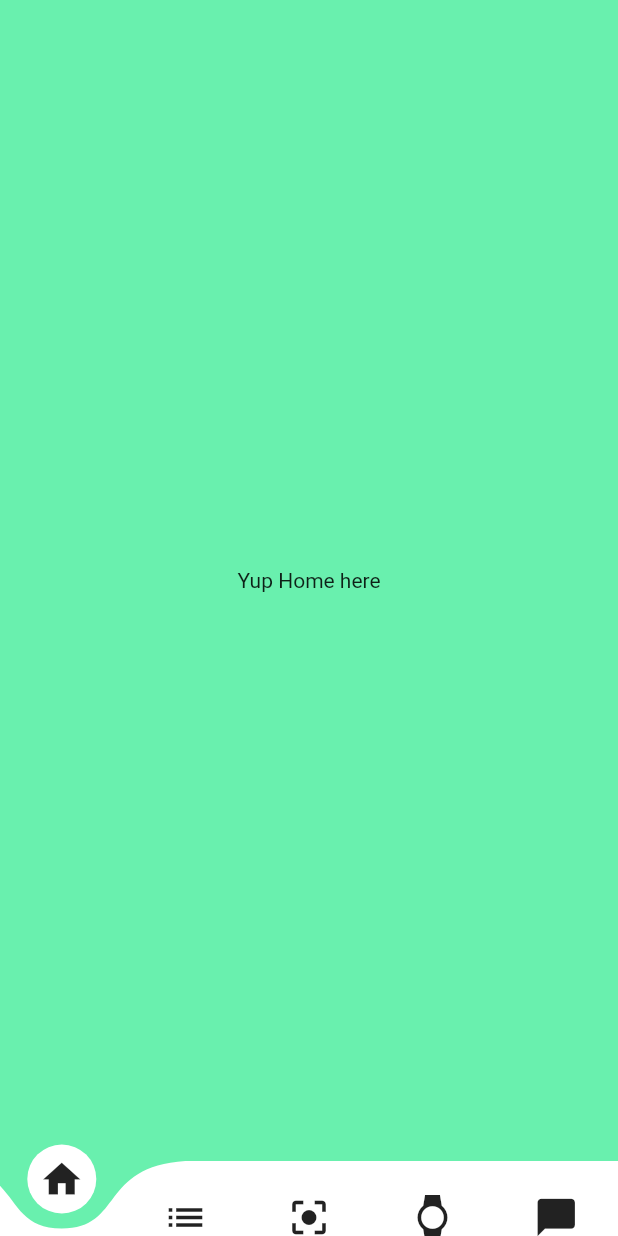
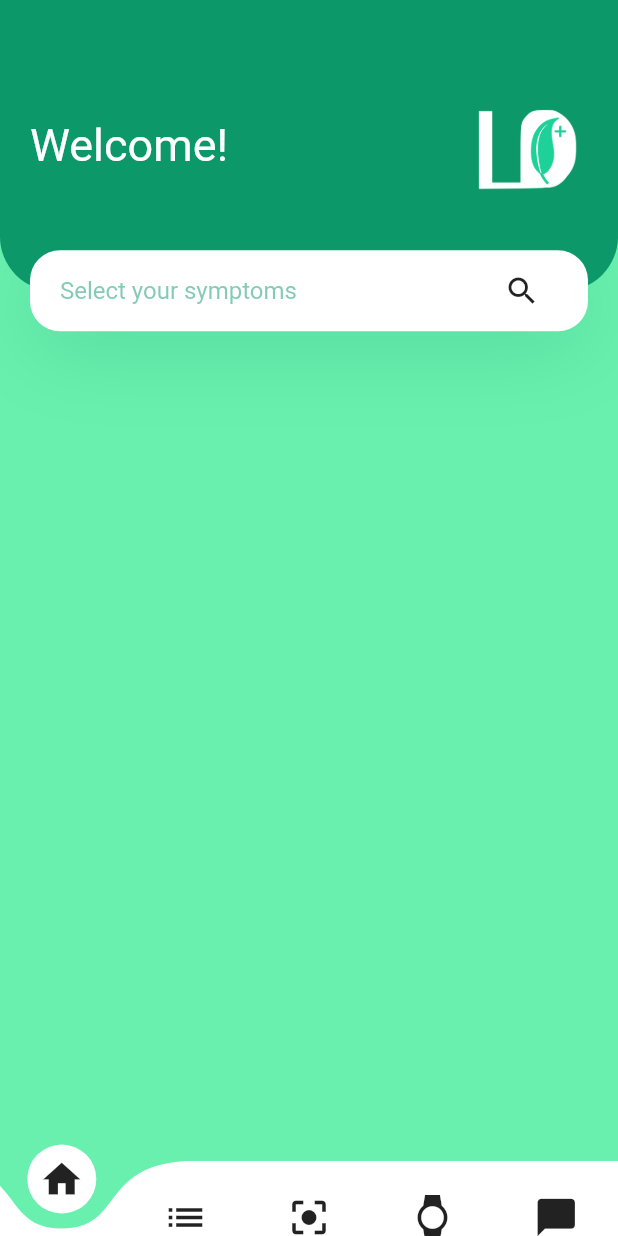
Before and after one commit to hackyguru/Maruthuvan, a Flutter app: the screen it shows after launch, on a phone screen of 412 x 824 dp. Run offline on Flutter 3.47's test engine with Material 2 defaults, Android fonts, the phone set to English and light mode, and no system bars; drawn by our look-alikes of curved_navigation_bar; our stand-ins replace google_fonts.

Commit message:
added header

```diff
--- a/lib/pages/homescreen.dart
+++ b/lib/pages/homescreen.dart
@@ -1,13 +1,23 @@
 import 'package:flutter/material.dart';
+import 'package:Maruthuvan/utils/header.dart';
 
 class HomeScreen extends StatelessWidget {
   @override
   Widget build(BuildContext context) {
     return Scaffold(
+      appBar: AppBar(
+        elevation: 0,
+        backgroundColor: Color(0xFF0C9869),
+      ),
       body: Scaffold(
-          backgroundColor: Colors.greenAccent,
-          body: Center(child: Text("Yup Home here"))),
-      backgroundColor: Colors.greenAccent,
+        backgroundColor: Colors.greenAccent,
+        body: Column(children: [
+          HeaderWithSearchBox(
+            size: MediaQuery.of(context).size,
+            key: super.key,
+          ),
+        ]),
+      ),
     );
   }
 }
--- /dev/null
+++ b/lib/utils/constants.dart
@@ -0,0 +1,8 @@
+import 'package:flutter/material.dart';
+
+// Colors that we use in our app
+const kPrimaryColor = Color(0xFF0C9869);
+const kTextColor = Color(0xFF3C4046);
+const kBackgroundColor = Color(0xFFF9F8FD);
+
+const double kDefaultPadding = 20.0;
--- /dev/null
+++ b/lib/utils/header.dart
@@ -0,0 +1,95 @@
+import 'package:flutter/material.dart';
+import 'package:Maruthuvan/utils/constants.dart';
+import 'package:google_fonts/google_fonts.dart';
+
+class HeaderWithSearchBox extends StatelessWidget {
+  const HeaderWithSearchBox({
+    Key key,
+    @required this.size,
+  }) : super(key: key);
+
+  final Size size;
+
+  @override
+  Widget build(BuildContext context) {
+    return Container(
+      margin: EdgeInsets.only(bottom: kDefaultPadding * 2.5),
+      // It will cover 20% of our total height
+      height: size.height * 0.2,
+      child: Stack(
+        children: <Widget>[
+          Container(
+            padding: EdgeInsets.only(
+              left: kDefaultPadding,
+              right: kDefaultPadding,
+              bottom: 36 + kDefaultPadding,
+            ),
+            height: size.height * 0.2 - 27,
+            decoration: BoxDecoration(
+              color: kPrimaryColor,
+              borderRadius: BorderRadius.only(
+                bottomLeft: Radius.circular(36),
+                bottomRight: Radius.circular(36),
+              ),
+            ),
+            child: Row(
+              children: <Widget>[
+                Text('Welcome!',
+                    style: GoogleFonts.fredokaOne(
+                        fontSize: 30, color: Colors.white)),
+                Spacer(),
+                Image.asset("assets/transp-logo.png")
+              ],
+            ),
+          ),
+          Positioned(
+            bottom: 0,
+            left: 0,
+            right: 0,
+            child: Container(
+              alignment: Alignment.center,
+              margin: EdgeInsets.symmetric(horizontal: kDefaultPadding),
+              padding: EdgeInsets.symmetric(horizontal: kDefaultPadding),
+              height: 54,
+              decoration: BoxDecoration(
+                color: Colors.white,
+                borderRadius: BorderRadius.circular(20),
+                boxShadow: [
+                  BoxShadow(
+                    offset: Offset(0, 10),
+                    blurRadius: 50,
+                    color: kPrimaryColor.withOpacity(0.23),
+                  ),
+                ],
+              ),
+              child: Row(
+                children: <Widget>[
+                  Expanded(
+                    child: TextField(
+                      onChanged: (value) {},
+                      decoration: InputDecoration(
+                        hintText: "Select your symptoms",
+                        hintStyle: TextStyle(
+                          color: kPrimaryColor.withOpacity(0.5),
+                        ),
+                        enabledBorder: InputBorder.none,
+                        focusedBorder: InputBorder.none,
+                        // surffix isn't working properly  with SVG
+                        // thats why we use row
+                        // suffixIcon: SvgPicture.asset("assets/icons/search.svg"),
+                      ),
+                    ),
+                  ),
+                  IconButton(
+                    icon: Icon(Icons.search),
+                    onPressed: () {},
+                  )
+                ],
+              ),
+            ),
+          ),
+        ],
+      ),
+    );
+  }
+}
--- a/pubspec.yaml
+++ b/pubspec.yaml
@@ -24,6 +24,7 @@ dependencies:
   flutter:
     sdk: flutter
   curved_navigation_bar: ^0.3.4
+  google_fonts: ^1.1.1
 
   # The following adds the Cupertino Icons font to your application.
   # Use with the CupertinoIcons class for iOS style icons.
@@ -45,9 +46,8 @@ flutter:
   uses-material-design: true
 
   # To add assets to your application, add an assets section, like this:
-  # assets:
-  #   - images/a_dot_burr.jpeg
-  #   - images/a_dot_ham.jpeg
+  assets:
+    - assets/
 
   # An image asset can refer to one or more resolution-specific "variants", see
   # https://flutter.dev/assets-and-images/#resolution-aware.
```
Also changed, not shown: assets/logo.jpg (added), assets/transp-logo.png (added), pubspec.lock.
